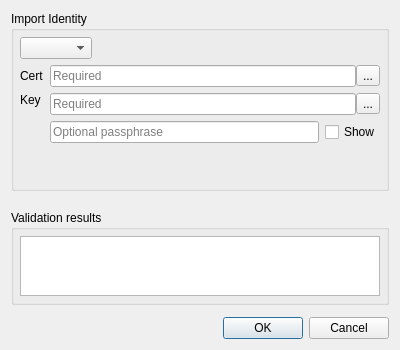
First picture: the form in src/ui/auth/qgsauthimportidentitydialog.ui, repository qgis/QGIS, before the edit.
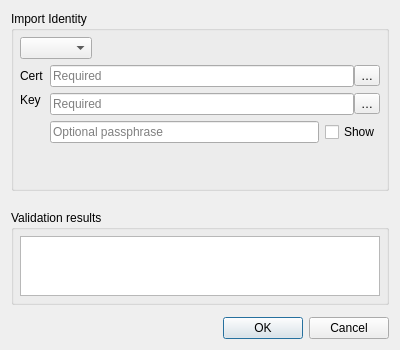
Second picture: the form after the edit. The open tabs and pages were chosen to show the change.

Diff of the .ui file:
```diff
--- a/src/ui/auth/qgsauthimportidentitydialog.ui
+++ b/src/ui/auth/qgsauthimportidentitydialog.ui
@@ -124,7 +124,7 @@
               <item>
                <widget class="QToolButton" name="btnPkiPathsKey">
                 <property name="text">
-                 <string>...</string>
+                 <string>…</string>
                 </property>
                 <property name="popupMode">
                  <enum>QToolButton::InstantPopup</enum>
@@ -170,7 +170,7 @@
             <item row="0" column="1">
              <widget class="QToolButton" name="btnPkiPathsCert">
               <property name="text">
-               <string>...</string>
+               <string>…</string>
               </property>
               <property name="popupMode">
                <enum>QToolButton::InstantPopup</enum>
```
Left out of the diff: 2 changed lines with no effect on the pictures.
